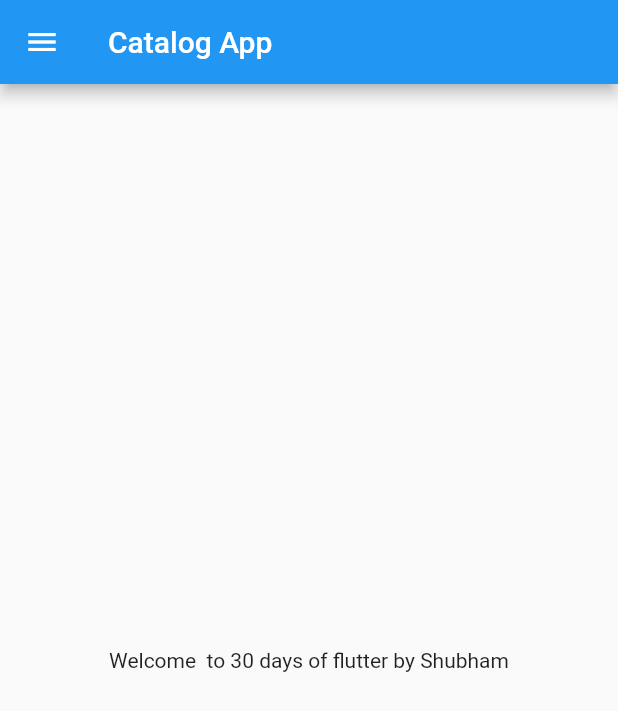
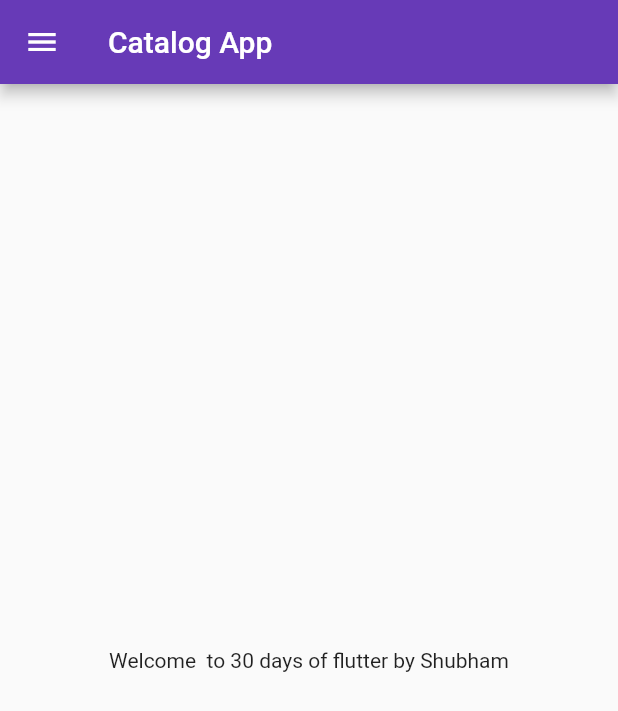
Before and after one commit to Shubh2003/flutter_catalog, a Flutter app: the screen it shows after launch, on a phone screen of 412 x 824 dp. Shown: the top 711 px of the screen. Run offline on Flutter 3.47's test engine with Material 2 defaults, Android fonts, the phone set to English and light mode, and no system bars.

Commit message:
day 3 Complete

```diff
--- a/lib/main.dart
+++ b/lib/main.dart
@@ -1,5 +1,6 @@
 import 'package:flutter/material.dart';
-import 'package:flutter_catalog/home_page.dart';
+import 'package:flutter_catalog/pages/home_page.dart';
+import 'package:flutter_catalog/pages/login_page.dart';
 
 void main() {
   runApp(const MyApp());
@@ -10,8 +11,20 @@ class MyApp extends StatelessWidget {
 
   @override
   Widget build(BuildContext context) {
-    return const MaterialApp(
-      home: HomePage(),
+
+    return  MaterialApp(
+      themeMode: ThemeMode.light,
+      theme: ThemeData(primarySwatch: Colors.deepPurple),
+      darkTheme: ThemeData(
+        brightness: Brightness.dark,
+      ),
+      initialRoute: "/home",
+      routes: {
+        "/" : (context) => Loginpage(),
+        "/home" : (context) => HomePage(),
+        "/Login": (context) => Loginpage()
+      },
     );
   }
+
 }
--- a/lib/home_page.dart
+++ b/lib/pages/home_page.dart
@@ -17,5 +17,7 @@ class HomePage extends StatelessWidget {
       ),
       drawer: const Drawer(),
     );
+
+
   }
 }
```
Also changed, not shown: lib/pages/login_page.dart (added, +21 -0 lines).
